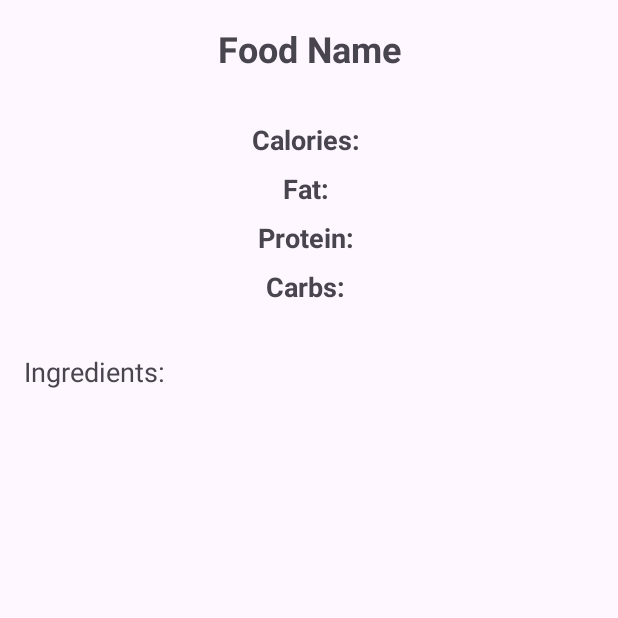
After one commit to mckwk/FoodApp, an Android app: the NutritionDetailActivity screen opened directly, with no data from a screen before it, on a phone screen of 412 x 824 dp, the top half of it. The commit adds this screen. Run offline under Robolectric (Android 15) with nearby library versions, the phone set to English and light mode, and no system bars; our stand-ins replace Picasso; pictures from the network do not load.

Commit message:
adding features for diplaying nutritional info and ingredients

```diff
--- a/app/build.gradle.kts
+++ b/app/build.gradle.kts
@@ -59,4 +59,5 @@ dependencies {
     testImplementation(libs.junit)
     androidTestImplementation(libs.androidx.junit)
     androidTestImplementation(libs.androidx.espresso.core)
+
 }
--- a/app/src/main/AndroidManifest.xml
+++ b/app/src/main/AndroidManifest.xml
@@ -21,6 +21,8 @@
                 <category android:name="android.intent.category.LAUNCHER" />
             </intent-filter>
         </activity>
+        <activity android:name=".NutritionDetailActivity"></activity>
+
     </application>
 
 </manifest>
--- /dev/null
+++ b/app/src/main/java/com/example/foodapp/NutritionDetailActivity.kt
@@ -0,0 +1,73 @@
+package com.example.foodapp
+
+import android.os.Bundle
+import android.widget.ImageView
+import android.widget.TextView
+import androidx.appcompat.app.AppCompatActivity
+import androidx.lifecycle.lifecycleScope
+import com.squareup.picasso.Picasso
+import kotlinx.coroutines.launch
+
+class NutritionDetailActivity : AppCompatActivity() {
+    private lateinit var foodNameTextView: TextView
+    private lateinit var caloriesTextView: TextView
+    private lateinit var fatTextView: TextView
+    private lateinit var proteinTextView: TextView
+    private lateinit var carbsTextView: TextView
+    private lateinit var ingredientsTextView: TextView
+
+    private val apiKey = "336e4fb816ae44edb4d438e30596a403"
+
+    override fun onCreate(savedInstanceState: Bundle?) {
+        super.onCreate(savedInstanceState)
+        setContentView(R.layout.activity_nutrition_detail)
+
+        foodNameTextView = findViewById(R.id.foodNameTextView)
+        caloriesTextView = findViewById(R.id.caloriesTextView)
+        fatTextView = findViewById(R.id.fatTextView)
+        proteinTextView = findViewById(R.id.proteinTextView)
+        carbsTextView = findViewById(R.id.carbsTextView)
+        ingredientsTextView = findViewById(R.id.ingredientsTextView)
+
+        val foodItemId = intent.getIntExtra("FOOD_ITEM_ID", -1)
+        if (foodItemId != -1) {
+            fetchNutritionData(foodItemId)
+        }
+    }
+
+    private fun fetchNutritionData(foodItemId: Int) {
+        lifecycleScope.launch {
+            try {
+                val nutritionResponse = RetrofitClient.api.getNutrition(foodItemId, apiKey)
+                val nutrition = nutritionResponse.nutrition
+
+                val foodName = nutritionResponse.title
+                val caloriesNutrient = nutrition.nutrients.find { it.name.equals("Calories", ignoreCase = true) }
+                val fatNutrient = nutrition.nutrients.find { it.name.equals("Fat", ignoreCase = true) }
+                val proteinNutrient = nutrition.nutrients.find { it.name.equals("Protein", ignoreCase = true) }
+                val carbsNutrient = nutrition.nutrients.find { it.name.equals("Carbohydrates", ignoreCase = true) }
+                val ingredients = nutritionResponse.ingredients.joinToString(", ") { it.name }
+
+                foodNameTextView.text = foodName
+                ingredientsTextView.text = "Ingredients: " + ingredients
+
+                caloriesNutrient?.let {
+                    caloriesTextView.text = "Calories: ${it.amount} ${it.unit}"
+                }
+                fatNutrient?.let {
+                    fatTextView.text = "Fat: ${it.amount} ${it.unit}"
+                }
+                proteinNutrient?.let {
+                    proteinTextView.text = "Protein: ${it.amount} ${it.unit}"
+                }
+                carbsNutrient?.let {
+                    carbsTextView.text = "Carbs: ${it.amount} ${it.unit}"
+                }
+
+            } catch (e: Exception) {
+                caloriesTextView.text = "Error: ${e.message}"
+                e.printStackTrace()
+            }
+        }
+    }
+}
--- /dev/null
+++ b/app/src/main/res/layout/activity_nutrition_detail.xml
@@ -0,0 +1,94 @@
+<?xml version="1.0" encoding="utf-8"?>
+<androidx.constraintlayout.widget.ConstraintLayout
+    xmlns:android="http://schemas.android.com/apk/res/android"
+    xmlns:app="http://schemas.android.com/apk/res-auto"
+    xmlns:tools="http://schemas.android.com/tools"
+    android:layout_width="match_parent"
+    android:layout_height="match_parent"
+    android:padding="16dp"
+    tools:context=".NutritionDetailActivity">
+
+    <!-- Food Name TextView -->
+    <TextView
+        android:id="@+id/foodNameTextView"
+        android:layout_width="0dp"
+        android:layout_height="wrap_content"
+        android:layout_marginBottom="16dp"
+        android:text="Food Name"
+        android:textAlignment="center"
+        android:textSize="24sp"
+        android:textStyle="bold"
+        app:layout_constraintBottom_toTopOf="@id/caloriesTextView"
+        app:layout_constraintEnd_toEndOf="parent"
+        app:layout_constraintStart_toStartOf="parent"
+        app:layout_constraintTop_toTopOf="parent" />
+
+    <!-- Calories TextView -->
+    <TextView
+        android:id="@+id/caloriesTextView"
+        android:layout_width="0dp"
+        android:layout_height="wrap_content"
+        android:layout_marginTop="32dp"
+        android:text="Calories: "
+        android:textAlignment="center"
+        android:textSize="18sp"
+        android:textStyle="bold"
+        app:layout_constraintEnd_toEndOf="parent"
+        app:layout_constraintStart_toStartOf="parent"
+        app:layout_constraintTop_toBottomOf="@id/foodNameTextView" />
+
+    <!-- Fat TextView -->
+    <TextView
+        android:id="@+id/fatTextView"
+        android:layout_width="0dp"
+        android:layout_height="wrap_content"
+        android:layout_marginTop="8dp"
+        android:text="Fat: "
+        android:textAlignment="center"
+        android:textSize="18sp"
+        android:textStyle="bold"
+        app:layout_constraintEnd_toEndOf="parent"
+        app:layout_constraintStart_toStartOf="parent"
+        app:layout_constraintTop_toBottomOf="@id/caloriesTextView" />
+
+    <!-- Protein TextView -->
+    <TextView
+        android:id="@+id/proteinTextView"
+        android:layout_width="0dp"
+        android:layout_height="wrap_content"
+        android:layout_marginTop="8dp"
+        android:text="Protein: "
+        android:textAlignment="center"
+        android:textSize="18sp"
+        android:textStyle="bold"
+        app:layout_constraintEnd_toEndOf="parent"
+        app:layout_constraintStart_toStartOf="parent"
+        app:layout_constraintTop_toBottomOf="@id/fatTextView" />
+
+    <!-- Carbs TextView -->
+    <TextView
+        android:id="@+id/carbsTextView"
+        android:layout_width="0dp"
+        android:layout_height="wrap_content"
+        android:layout_marginTop="8dp"
+        android:text="Carbs: "
+        android:textAlignment="center"
+        android:textSize="18sp"
+        android:textStyle="bold"
+        app:layout_constraintEnd_toEndOf="parent"
+        app:layout_constraintStart_toStartOf="parent"
+        app:layout_constraintTop_toBottomOf="@id/proteinTextView" />
+
+    <TextView
+        android:id="@+id/ingredientsTextView"
+        android:layout_width="0dp"
+        android:layout_height="wrap_content"
+        android:layout_marginTop="32dp"
+        android:text="Ingredients: "
+        android:textSize="18sp"
+        app:layout_constraintEnd_toEndOf="parent"
+        app:layout_constraintStart_toStartOf="parent"
+        app:layout_constraintTop_toBottomOf="@id/carbsTextView" />
+
+
+</androidx.constraintlayout.widget.ConstraintLayout>
--- a/gradle/libs.versions.toml
+++ b/gradle/libs.versions.toml
@@ -16,6 +16,8 @@ retrofit = "2.10.0"
 roomCommon = "2.6.1"
 roomKtx = "2.6.1"
 picasso = "2.8"
+glide = "4.15.1"
+
 [libraries]
 androidx-core-ktx = { group = "androidx.core", name = "core-ktx", version.ref = "coreKtx" }
 androidx-navigation-safe-args-gradle-plugin = { module = "androidx.navigation:navigation-safe-args-gradle-plugin", version.ref = "navigationFragmentKtx" }
```
Also changed, not shown: app/src/main/java/com/example/foodapp/FoodAdapter.kt (+17 -16 lines), app/src/main/java/com/example/foodapp/FoodInfo.kt (+8 -8 lines), app/src/main/java/com/example/foodapp/MainActivity.kt (+5 -14 lines), app/src/main/res/layout/food_item.xml (added, +14 -0 lines).
